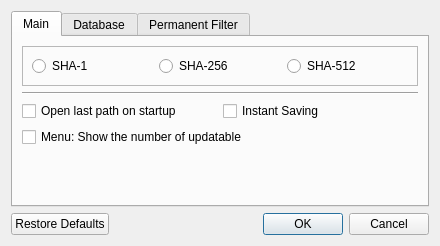
artemvlas/veretino, file src/dialogsettings.ui: the form before one commit.
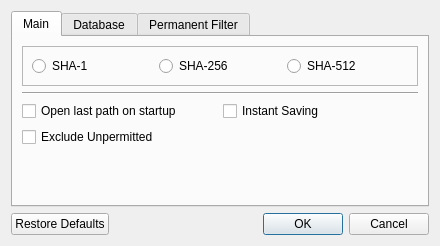
The form after the commit.

```diff
--- a/src/dialogsettings.ui
+++ b/src/dialogsettings.ui
@@ -95,7 +95,7 @@
          <item>
           <widget class="QCheckBox" name="cbShowUpdNumInMenu">
            <property name="text">
-            <string>Menu: Show the number of updatable</string>
+            <string>Exclude Unpermitted</string>
            </property>
           </widget>
          </item>
```
Left out of the diff: 5 changed lines with no effect on the pictures.
